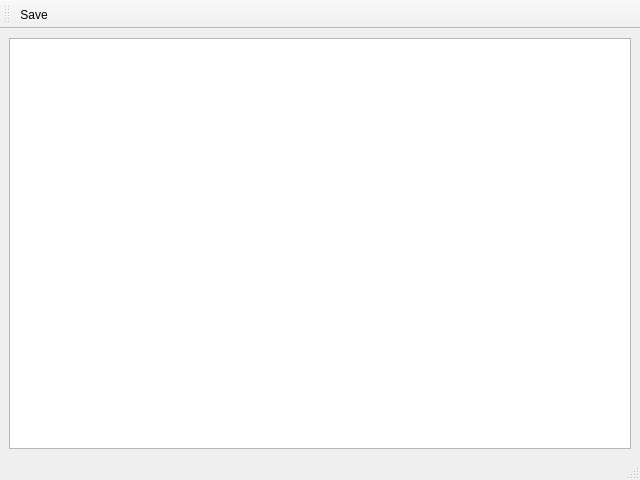
Qt form src/QReportGenerator/qreportgenerator.ui (jellespijker/VisionSoilAnalyzer) before a commit.
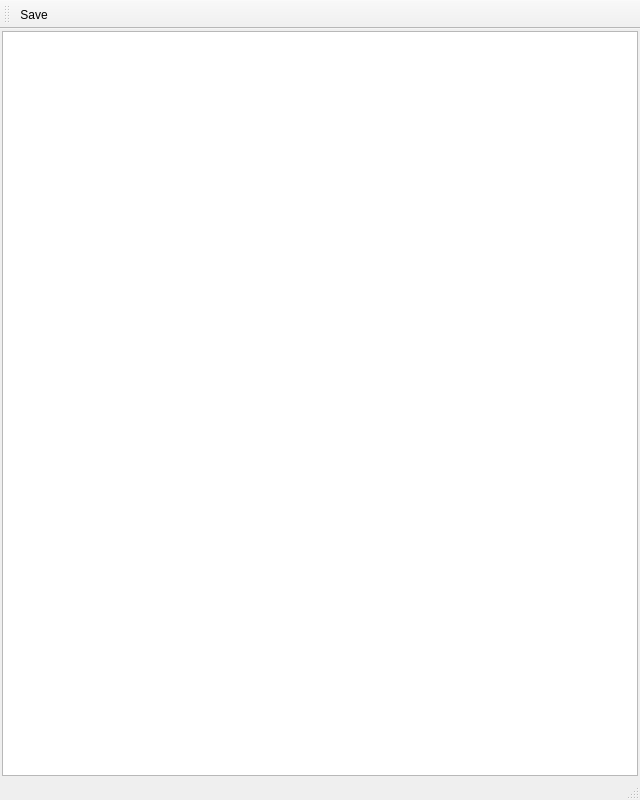
The same form after that commit. Icons and pictures are not drawn.

The edit to the form file:
```diff
--- a/src/QReportGenerator/qreportgenerator.ui
+++ b/src/QReportGenerator/qreportgenerator.ui
@@ -7,14 +7,47 @@
     <x>0</x>
     <y>0</y>
     <width>640</width>
-    <height>480</height>
+    <height>800</height>
    </rect>
   </property>
+  <property name="minimumSize">
+   <size>
+    <width>640</width>
+    <height>600</height>
+   </size>
+  </property>
+  <property name="maximumSize">
+   <size>
+    <width>640</width>
+    <height>16777215</height>
+   </size>
+  </property>
   <property name="windowTitle">
    <string>MainWindow</string>
   </property>
+  <property name="iconSize">
+   <size>
+    <width>48</width>
+    <height>48</height>
+   </size>
+  </property>
   <widget class="QWidget" name="centralwidget">
    <layout class="QGridLayout" name="gridLayout">
+    <property name="leftMargin">
+     <number>2</number>
+    </property>
+    <property name="topMargin">
+     <number>2</number>
+    </property>
+    <property name="rightMargin">
+     <number>2</number>
+    </property>
+    <property name="bottomMargin">
+     <number>2</number>
+    </property>
+    <property name="spacing">
+     <number>0</number>
+    </property>
     <item row="0" column="0">
      <widget class="QTextEdit" name="textEdit"/>
     </item>
```
